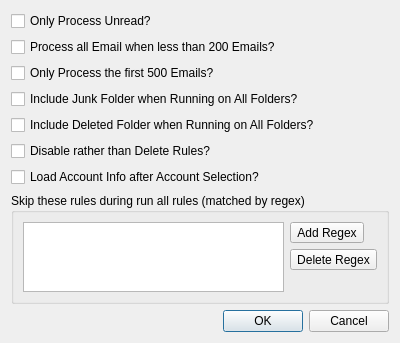
Qt form MainWindow/Settings.ui (towel42-com/RulesMaker) before a commit.
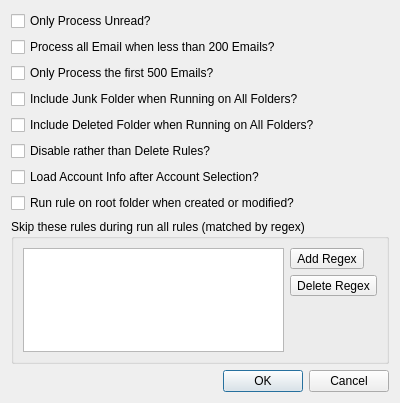
The same form after that commit. Icons and pictures are not drawn.

```diff
--- a/MainWindow/Settings.ui
+++ b/MainWindow/Settings.ui
@@ -7,23 +7,13 @@
     <x>0</x>
     <y>0</y>
     <width>400</width>
-    <height>297</height>
+    <height>403</height>
    </rect>
   </property>
   <property name="windowTitle">
    <string>Settings</string>
   </property>
   <layout class="QGridLayout" name="gridLayout_2">
-   <item row="9" column="0">
-    <widget class="QDialogButtonBox" name="buttonBox">
-     <property name="orientation">
-      <enum>Qt::Horizontal</enum>
-     </property>
-     <property name="standardButtons">
-      <set>QDialogButtonBox::Cancel|QDialogButtonBox::Ok</set>
-     </property>
-    </widget>
-   </item>
    <item row="4" column="0">
     <widget class="QCheckBox" name="includeDeletedFolderWhenRunningOnAllFolders">
      <property name="text">
@@ -38,7 +28,58 @@
      </property>
     </widget>
    </item>
-   <item row="7" column="0">
+   <item row="2" column="0">
+    <widget class="QCheckBox" name="onlyProcessTheFirst500Emails">
+     <property name="text">
+      <string>Only Process the first 500 Emails?</string>
+     </property>
+    </widget>
+   </item>
+   <item row="0" column="0">
+    <widget class="QCheckBox" name="includeJunkFolderWhenRunningOnAllFolders">
+     <property name="text">
+      <string>Only Process Unread?</string>
+     </property>
+    </widget>
+   </item>
+   <item row="3" column="0">
+    <widget class="QCheckBox" name="onlyProcessUnread">
+     <property name="text">
+      <string>Include Junk Folder when Running on All Folders?</string>
+     </property>
+    </widget>
+   </item>
+   <item row="10" column="0">
+    <widget class="QDialogButtonBox" name="buttonBox">
+     <property name="orientation">
+      <enum>Qt::Horizontal</enum>
+     </property>
+     <property name="standardButtons">
+      <set>QDialogButtonBox::Cancel|QDialogButtonBox::Ok</set>
+     </property>
+    </widget>
+   </item>
+   <item row="1" column="0">
+    <widget class="QCheckBox" name="processAllEmailWhenLessThan200Emails">
+     <property name="text">
+      <string>Process all Email when less than 200 Emails?</string>
+     </property>
+    </widget>
+   </item>
+   <item row="9" column="0">
+    <spacer name="verticalSpacer">
+     <property name="orientation">
+      <enum>Qt::Vertical</enum>
+     </property>
+     <property name="sizeHint" stdset="0">
+      <size>
+       <width>20</width>
+       <height>22</height>
+      </size>
+     </property>
+    </spacer>
+   </item>
+   <item row="8" column="0">
     <widget class="QGroupBox" name="groupBox">
      <property name="toolTip">
       <string>&lt;html&gt;&lt;head/&gt;&lt;body&gt;&lt;p&gt;Each regular expression will be compared against the rule name. &lt;br/&gt;If you explicitly use ^ or $, then the regular expression must match the complete name.&lt;br/&gt;Otherwise, the regular expression will be treated as .*&amp;lt;regex&amp;gt;.* and match anywhere in the regular expression&lt;/p&gt;&lt;/body&gt;&lt;/html&gt;</string>
@@ -88,47 +129,6 @@
      </layout>
     </widget>
    </item>
-   <item row="2" column="0">
-    <widget class="QCheckBox" name="onlyProcessTheFirst500Emails">
-     <property name="text">
-      <string>Only Process the first 500 Emails?</string>
-     </property>
-    </widget>
-   </item>
-   <item row="0" column="0">
-    <widget class="QCheckBox" name="includeJunkFolderWhenRunningOnAllFolders">
-     <property name="text">
-      <string>Only Process Unread?</string>
-     </property>
-    </widget>
-   </item>
-   <item row="3" column="0">
-    <widget class="QCheckBox" name="onlyProcessUnread">
-     <property name="text">
-      <string>Include Junk Folder when Running on All Folders?</string>
-     </property>
-    </widget>
-   </item>
-   <item row="8" column="0">
-    <spacer name="verticalSpacer">
-     <property name="orientation">
-      <enum>Qt::Vertical</enum>
-     </property>
-     <property name="sizeHint" stdset="0">
-      <size>
-       <width>20</width>
-       <height>22</height>
-      </size>
-     </property>
-    </spacer>
-   </item>
-   <item row="1" column="0">
-    <widget class="QCheckBox" name="processAllEmailWhenLessThan200Emails">
-     <property name="text">
-      <string>Process all Email when less than 200 Emails?</string>
-     </property>
-    </widget>
-   </item>
    <item row="6" column="0">
     <widget class="QCheckBox" name="loadAccountInfo">
      <property name="text">
@@ -136,6 +136,13 @@
      </property>
     </widget>
    </item>
+   <item row="7" column="0">
+    <widget class="QCheckBox" name="runRuleOnRootFolderWhenModified">
+     <property name="text">
+      <string>Run rule on root folder when created or modified?</string>
+     </property>
+    </widget>
+   </item>
   </layout>
  </widget>
  <tabstops>
```
Left out of the diff: 1 changed line with no effect on the pictures.
